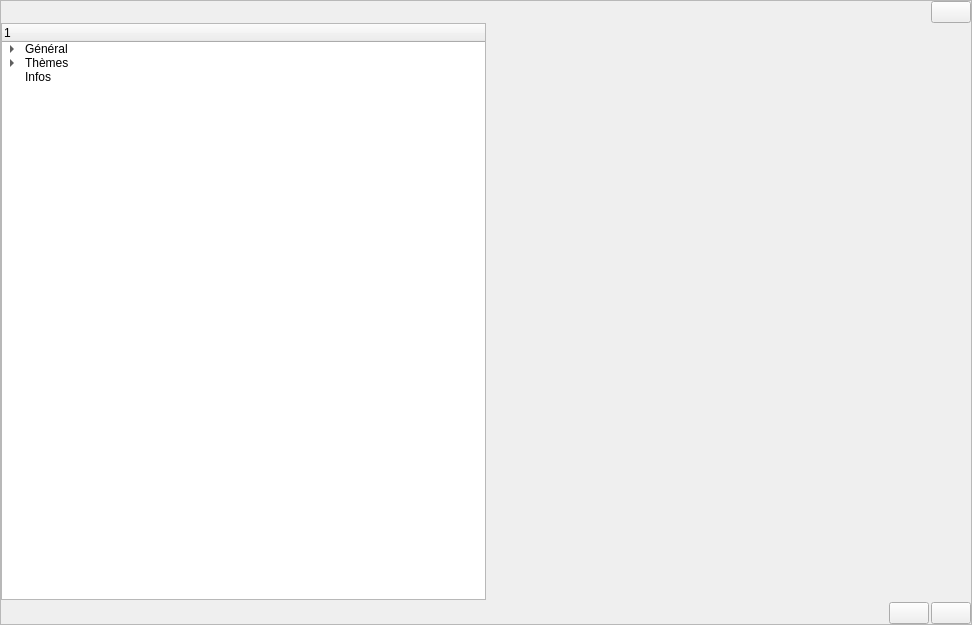
This is src/gui/Dlg/option.ui in LaM0uette/PySide6_Blank_Project_demo as Qt 5 draws it before an edit. The edited form follows.
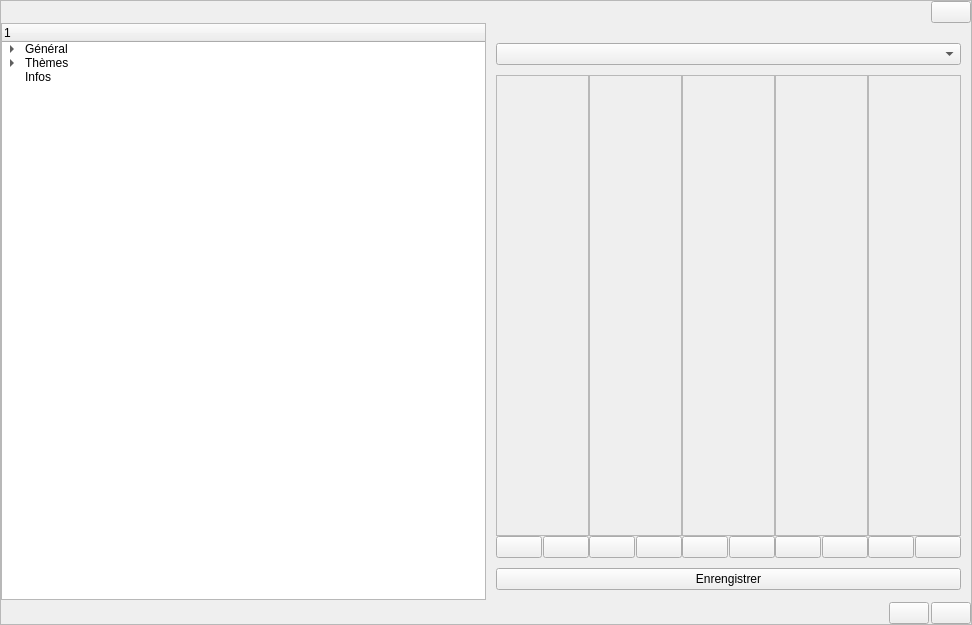
This is the edited form. The open tabs and pages were chosen to show the change.

```diff
--- a/src/gui/Dlg/option.ui
+++ b/src/gui/Dlg/option.ui
@@ -740,7 +740,175 @@
             </item>
            </layout>
           </widget>
-          <widget class="QWidget" name="pg_opt_tcolors"/>
+          <widget class="QWidget" name="pg_opt_tcolors">
+           <layout class="QVBoxLayout" name="vlay_pg_opt_tcolors">
+            <property name="spacing">
+             <number>10</number>
+            </property>
+            <property name="leftMargin">
+             <number>10</number>
+            </property>
+            <property name="topMargin">
+             <number>20</number>
+            </property>
+            <property name="rightMargin">
+             <number>10</number>
+            </property>
+            <property name="bottomMargin">
+             <number>10</number>
+            </property>
+            <item>
+             <widget class="QComboBox" name="cb_opt_tcolors_mode"/>
+            </item>
+            <item>
+             <layout class="QHBoxLayout" name="hlay_opt_tcolors_pal">
+              <property name="spacing">
+               <number>0</number>
+              </property>
+              <property name="rightMargin">
+               <number>0</number>
+              </property>
+              <item>
+               <layout class="QGridLayout" name="glay_opt_tcolors_th1">
+                <property name="horizontalSpacing">
+                 <number>1</number>
+                </property>
+                <property name="verticalSpacing">
+                 <number>0</number>
+                </property>
+                <item row="1" column="0">
+                 <widget class="QPushButton" name="pb_opt_tcolors_th1_cophex"/>
+                </item>
+                <item row="1" column="1">
+                 <widget class="QPushButton" name="pb_opt_tcolors_th1_lock"/>
+                </item>
+                <item row="0" column="0" colspan="2">
+                 <widget class="QFrame" name="fr_opt_tcolors_th1">
+                  <property name="frameShape">
+                   <enum>QFrame::StyledPanel</enum>
+                  </property>
+                  <property name="frameShadow">
+                   <enum>QFrame::Raised</enum>
+                  </property>
+                 </widget>
+                </item>
+               </layout>
+              </item>
+              <item>
+               <layout class="QGridLayout" name="glay_opt_tcolors_th2">
+                <property name="horizontalSpacing">
+                 <number>1</number>
+                </property>
+                <property name="verticalSpacing">
+                 <number>0</number>
+                </property>
+                <item row="2" column="0">
+                 <widget class="QPushButton" name="pb_opt_tcolors_th2_cophex"/>
+                </item>
+                <item row="2" column="1">
+                 <widget class="QPushButton" name="pb_opt_tcolors_th2_lock"/>
+                </item>
+                <item row="0" column="0" colspan="2">
+                 <widget class="QFrame" name="fr_opt_tcolors_th2">
+                  <property name="frameShape">
+                   <enum>QFrame::StyledPanel</enum>
+                  </property>
+                  <property name="frameShadow">
+                   <enum>QFrame::Raised</enum>
+                  </property>
+                 </widget>
+                </item>
+               </layout>
+              </item>
+              <item>
+               <layout class="QGridLayout" name="glay_opt_tcolors_th3">
+                <property name="horizontalSpacing">
+                 <number>1</number>
+                </property>
+                <property name="verticalSpacing">
+                 <number>0</number>
+                </property>
+                <item row="1" column="0">
+                 <widget class="QPushButton" name="pb_opt_tcolors_th3_cophex"/>
+                </item>
+                <item row="1" column="1">
+                 <widget class="QPushButton" name="pb_opt_tcolors_th3_lock"/>
+                </item>
+                <item row="0" column="0" colspan="2">
+                 <widget class="QFrame" name="fr_opt_tcolors_th3">
+                  <property name="frameShape">
+                   <enum>QFrame::StyledPanel</enum>
+                  </property>
+                  <property name="frameShadow">
+                   <enum>QFrame::Raised</enum>
+                  </property>
+                 </widget>
+                </item>
+               </layout>
+              </item>
+              <item>
+               <layout class="QGridLayout" name="glay_opt_tcolors_bn1">
+                <property name="horizontalSpacing">
+                 <number>1</number>
+                </property>
+                <property name="verticalSpacing">
+                 <number>0</number>
+                </property>
+                <item row="1" column="0">
+                 <widget class="QPushButton" name="pb_opt_tcolors_bn1_cophex"/>
+                </item>
+                <item row="1" column="1">
+                 <widget class="QPushButton" name="pb_opt_tcolors_bn1_lock"/>
+                </item>
+                <item row="0" column="0" colspan="2">
+                 <widget class="QFrame" name="fr_opt_tcolors_bn1">
+                  <property name="frameShape">
+                   <enum>QFrame::StyledPanel</enum>
+                  </property>
+                  <property name="frameShadow">
+                   <enum>QFrame::Raised</enum>
+                  </property>
+                 </widget>
+                </item>
+               </layout>
+              </item>
+              <item>
+               <layout class="QGridLayout" name="glay_opt_tcolors_bn2">
+                <property name="horizontalSpacing">
+                 <number>1</number>
+                </property>
+                <property name="verticalSpacing">
+                 <number>0</number>
+                </property>
+                <item row="1" column="0">
+                 <widget class="QPushButton" name="pb_opt_tcolors_bn2_cophex"/>
+                </item>
+                <item row="1" column="1">
+                 <widget class="QPushButton" name="pb_opt_tcolors_bn2_lock"/>
+                </item>
+                <item row="0" column="0" colspan="2">
+                 <widget class="QFrame" name="fr_opt_tcolors_bn2">
+                  <property name="frameShape">
+                   <enum>QFrame::StyledPanel</enum>
+                  </property>
+                  <property name="frameShadow">
+                   <enum>QFrame::Raised</enum>
+                  </property>
+                 </widget>
+                </item>
+               </layout>
+              </item>
+             </layout>
+            </item>
+            <item>
+             <widget class="QPushButton" name="pb_opt_tcolors_save">
+              <property name="text">
+               <string>Enrengistrer</string>
+              </property>
+             </widget>
+            </item>
+           </layout>
+          </widget>
           <widget class="QWidget" name="pg_opt_infos">
            <layout class="QVBoxLayout" name="vlay_pg_opt_infos">
             <property name="spacing">
```
Left out of the diff: 2 changed lines with no effect on the pictures.
